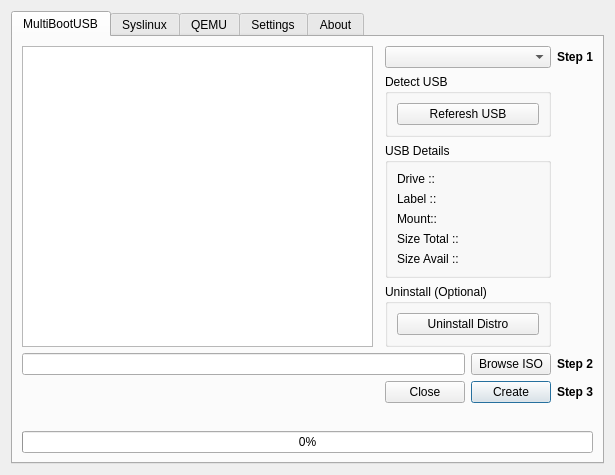
mbusb/multibootusb, file scripts/gui/multibootusb.ui: the form before one commit.
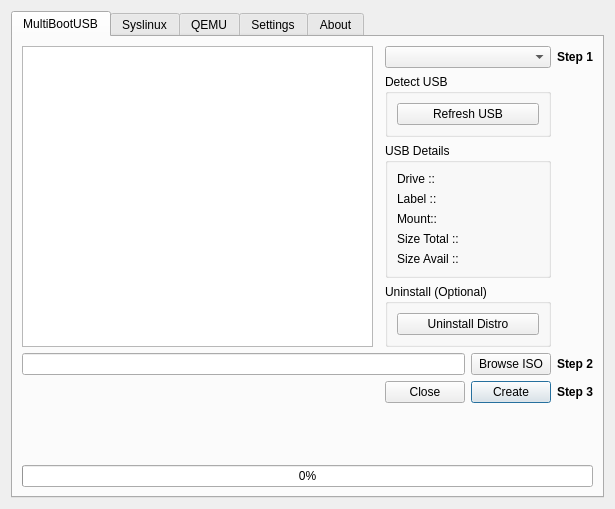
The form after the commit. Icons and pictures are not drawn.

```diff
--- a/scripts/gui/multibootusb.ui
+++ b/scripts/gui/multibootusb.ui
@@ -7,7 +7,7 @@
     <x>0</x>
     <y>0</y>
     <width>615</width>
-    <height>445</height>
+    <height>509</height>
    </rect>
   </property>
   <property name="windowTitle">
@@ -176,7 +176,7 @@
               <item>
                <widget class="QPushButton" name="detect_usb">
                 <property name="text">
-                 <string>Referesh USB</string>
+                 <string>Refresh USB</string>
                 </property>
                </widget>
               </item>
```
